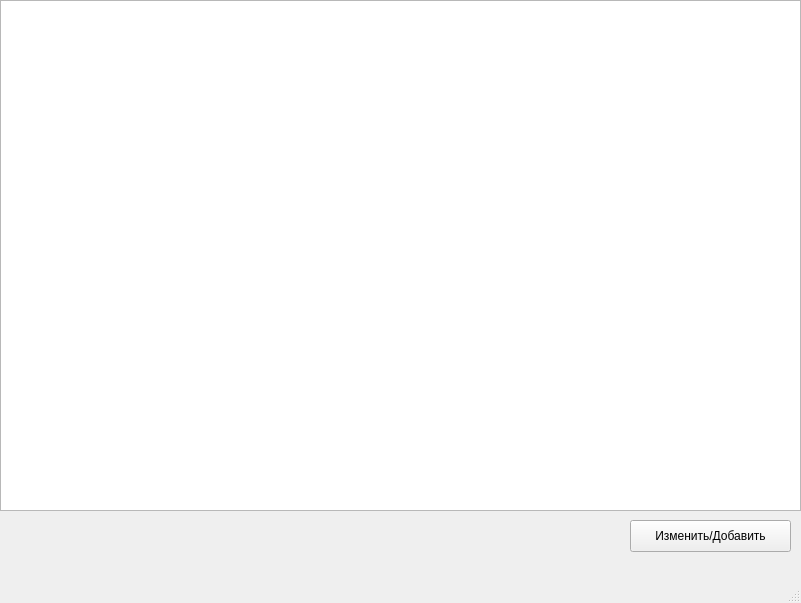
Old version of the form main.ui in the repository pepilica/capuccino.
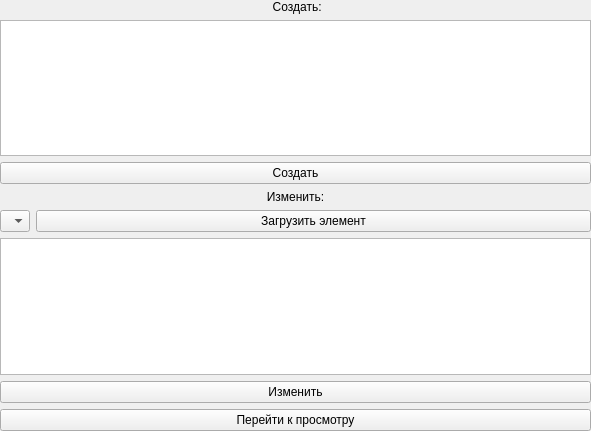
New version of the form.

Commit message: Добавил возврат назад

Patch:
```diff
--- a/main.ui
+++ b/main.ui
@@ -1,54 +1,96 @@
 <?xml version="1.0" encoding="UTF-8"?>
 <ui version="4.0">
- <class>MainWindow</class>
- <widget class="QMainWindow" name="MainWindow">
+ <class>Form</class>
+ <widget class="QWidget" name="Form">
   <property name="geometry">
    <rect>
     <x>0</x>
     <y>0</y>
-    <width>801</width>
-    <height>603</height>
+    <width>591</width>
+    <height>431</height>
    </rect>
   </property>
   <property name="windowTitle">
    <string>Просмотр</string>
   </property>
-  <widget class="QWidget" name="centralwidget">
-   <widget class="QTableWidget" name="tableWidget">
-    <property name="geometry">
-     <rect>
-      <x>0</x>
-      <y>0</y>
-      <width>801</width>
-      <height>511</height>
-     </rect>
-    </property>
-   </widget>
-   <widget class="QPushButton" name="pushButton">
-    <property name="geometry">
-     <rect>
-      <x>630</x>
-      <y>520</y>
-      <width>161</width>
-      <height>32</height>
-     </rect>
-    </property>
-    <property name="text">
-     <string>Изменить/Добавить</string>
-    </property>
-   </widget>
-  </widget>
-  <widget class="QMenuBar" name="menubar">
+  <widget class="QWidget" name="formLayoutWidget">
    <property name="geometry">
     <rect>
      <x>0</x>
      <y>0</y>
-     <width>801</width>
-     <height>22</height>
+     <width>591</width>
+     <height>431</height>
     </rect>
    </property>
+   <layout class="QFormLayout" name="formLayout">
+    <item row="0" column="0" colspan="2">
+     <widget class="QLabel" name="label">
+      <property name="text">
+       <string> Создать:</string>
+      </property>
+      <property name="alignment">
+       <set>Qt::AlignCenter</set>
+      </property>
+     </widget>
+    </item>
+    <item row="1" column="0" colspan="2">
+     <widget class="QTableWidget" name="tableWidgetCreate"/>
+    </item>
+    <item row="2" column="0" colspan="2">
+     <widget class="QPushButton" name="btn_create">
+      <property name="text">
+       <string>Создать</string>
+      </property>
+     </widget>
+    </item>
+    <item row="3" column="0" colspan="2">
+     <widget class="QLabel" name="label_2">
+      <property name="text">
+       <string>Изменить:</string>
+      </property>
+      <property name="alignment">
+       <set>Qt::AlignCenter</set>
+      </property>
+     </widget>
+    </item>
+    <item row="4" column="0">
+     <widget class="QComboBox" name="comboBox">
+      <property name="editable">
+       <bool>false</bool>
+      </property>
+      <item>
+       <property name="text">
+        <string/>
+       </property>
+      </item>
+     </widget>
+    </item>
+    <item row="4" column="1">
+     <widget class="QPushButton" name="btn_load">
+      <property name="text">
+       <string>Загрузить элемент</string>
+      </property>
+     </widget>
+    </item>
+    <item row="5" column="0" colspan="2">
+     <widget class="QTableWidget" name="tableWidgetEdit"/>
+    </item>
+    <item row="7" column="0" colspan="2">
+     <widget class="QPushButton" name="btn_edit">
+      <property name="text">
+       <string>Изменить</string>
+      </property>
+     </widget>
+    </item>
+    <item row="8" column="0" colspan="2">
+     <widget class="QPushButton" name="pushButton">
+      <property name="text">
+       <string>Перейти к просмотру</string>
+      </property>
+     </widget>
+    </item>
+   </layout>
   </widget>
-  <widget class="QStatusBar" name="statusbar"/>
  </widget>
  <resources/>
  <connections/>
```
Left out of the diff: 2 changed lines with no effect on the pictures.
